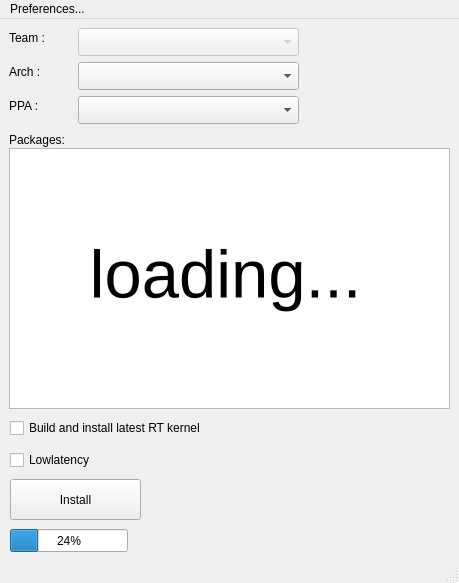
The window that kxfed_ui.ui (millerthegorilla/launchpad_rpm) describes before a commit, drawn with Qt 5.
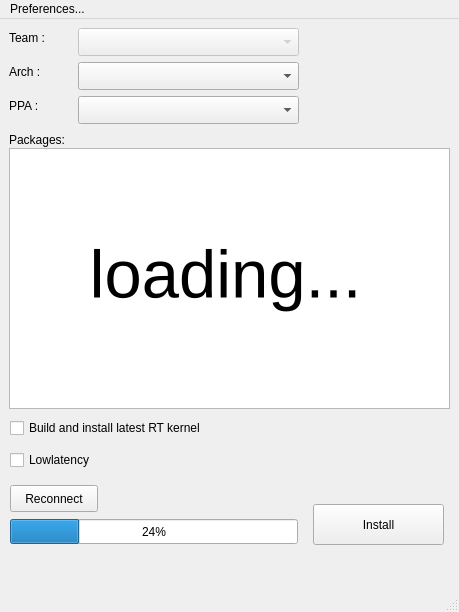
The same window after the commit.

```diff
--- a/kxfed_ui.ui
+++ b/kxfed_ui.ui
@@ -10,19 +10,13 @@
     <x>0</x>
     <y>0</y>
     <width>459</width>
-    <height>583</height>
+    <height>612</height>
    </rect>
   </property>
-  <property name="sizePolicy">
-   <sizepolicy hsizetype="MinimumExpanding" vsizetype="MinimumExpanding">
-    <horstretch>0</horstretch>
-    <verstretch>0</verstretch>
-   </sizepolicy>
-  </property>
   <property name="minimumSize">
    <size>
     <width>459</width>
-    <height>583</height>
+    <height>612</height>
    </size>
   </property>
   <property name="maximumSize">
@@ -155,12 +149,15 @@
    <widget class="QPushButton" name="install_btn">
     <property name="geometry">
      <rect>
-      <x>10</x>
-      <y>460</y>
+      <x>313</x>
+      <y>485</y>
       <width>131</width>
       <height>41</height>
      </rect>
     </property>
+    <property name="layoutDirection">
+     <enum>Qt::LeftToRight</enum>
+    </property>
     <property name="text">
      <string>Install</string>
     </property>
@@ -206,15 +203,40 @@
     <property name="geometry">
      <rect>
       <x>10</x>
-      <y>510</y>
-      <width>118</width>
-      <height>23</height>
+      <y>500</y>
+      <width>288</width>
+      <height>25</height>
      </rect>
     </property>
     <property name="value">
      <number>24</number>
     </property>
    </widget>
+   <widget class="QPushButton" name="reconnectBtn">
+    <property name="geometry">
+     <rect>
+      <x>10</x>
+      <y>466</y>
+      <width>88</width>
+      <height>27</height>
+     </rect>
+    </property>
+    <property name="minimumSize">
+     <size>
+      <width>88</width>
+      <height>27</height>
+     </size>
+    </property>
+    <property name="maximumSize">
+     <size>
+      <width>88</width>
+      <height>27</height>
+     </size>
+    </property>
+    <property name="text">
+     <string>Reconnect</string>
+    </property>
+   </widget>
    <zorder>pkgs_tableView</zorder>
    <zorder>team_label</zorder>
    <zorder>team_combo</zorder>
@@ -229,7 +251,23 @@
    <zorder>load_label</zorder>
    <zorder>progress_bar</zorder>
   </widget>
-  <widget class="QStatusBar" name="statusbar"/>
+  <widget class="QStatusBar" name="statusbar">
+   <property name="sizePolicy">
+    <sizepolicy hsizetype="Preferred" vsizetype="MinimumExpanding">
+     <horstretch>0</horstretch>
+     <verstretch>1</verstretch>
+    </sizepolicy>
+   </property>
+   <property name="minimumSize">
+    <size>
+     <width>0</width>
+     <height>0</height>
+    </size>
+   </property>
+   <property name="layoutDirection">
+    <enum>Qt::LeftToRight</enum>
+   </property>
+  </widget>
   <widget class="QMenuBar" name="menuBar">
    <property name="geometry">
     <rect>
```
Left out of the diff: 18 changed lines with no effect on the pictures.
